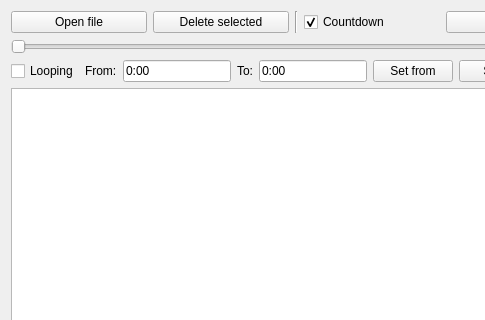
The window that mainwindow.ui (jpleau/songpractice) describes before a commit, drawn with Qt 5; both pictures show x 0 to 485 and y 0 to 320 of the 877 by 605 pixel window.
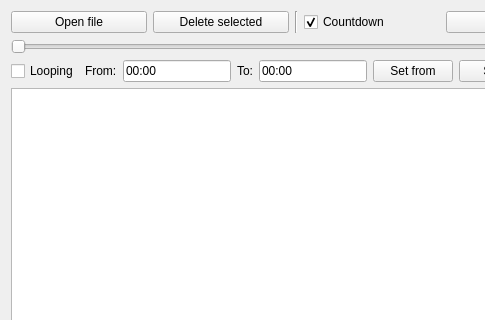
The same window after the commit. Custom widgets are drawn as their Qt base class.

Diff of the .ui file:
```diff
--- a/mainwindow.ui
+++ b/mainwindow.ui
@@ -130,7 +130,7 @@
       <item>
        <widget class="QLineEdit" name="loop_from">
         <property name="text">
-         <string>0:00</string>
+         <string>00:00</string>
         </property>
         <property name="readOnly">
          <bool>true</bool>
@@ -147,7 +147,7 @@
       <item>
        <widget class="QLineEdit" name="loop_to">
         <property name="text">
-         <string>0:00</string>
+         <string>00:00</string>
         </property>
         <property name="readOnly">
          <bool>true</bool>
```
Left out of the diff: 2 changed lines with no effect on the pictures.
